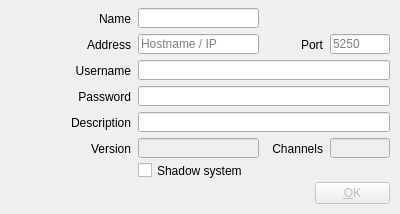
Before: the Qt Designer form trunk/Widgets/AddDeviceDialog.ui in cambell-prince/casparcg-client, drawn with Qt 5.
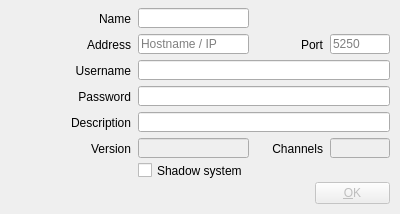
After: the same form once the commit is applied. Icons and pictures are not drawn.

Diff of the .ui file:
```diff
--- a/trunk/Widgets/AddDeviceDialog.ui
+++ b/trunk/Widgets/AddDeviceDialog.ui
@@ -81,7 +81,7 @@
     <rect>
      <x>138</x>
      <y>34</y>
-     <width>121</width>
+     <width>111</width>
      <height>20</height>
     </rect>
    </property>
@@ -97,7 +97,7 @@
     <rect>
      <x>138</x>
      <y>138</y>
-     <width>121</width>
+     <width>111</width>
      <height>20</height>
     </rect>
    </property>
@@ -239,7 +239,7 @@
     <rect>
      <x>138</x>
      <y>8</y>
-     <width>121</width>
+     <width>111</width>
      <height>20</height>
     </rect>
    </property>
@@ -263,9 +263,9 @@
   <widget class="QLabel" name="labelChannels">
    <property name="geometry">
     <rect>
-     <x>272</x>
+     <x>252</x>
      <y>139</y>
-     <width>51</width>
+     <width>71</width>
      <height>20</height>
     </rect>
    </property>
```
